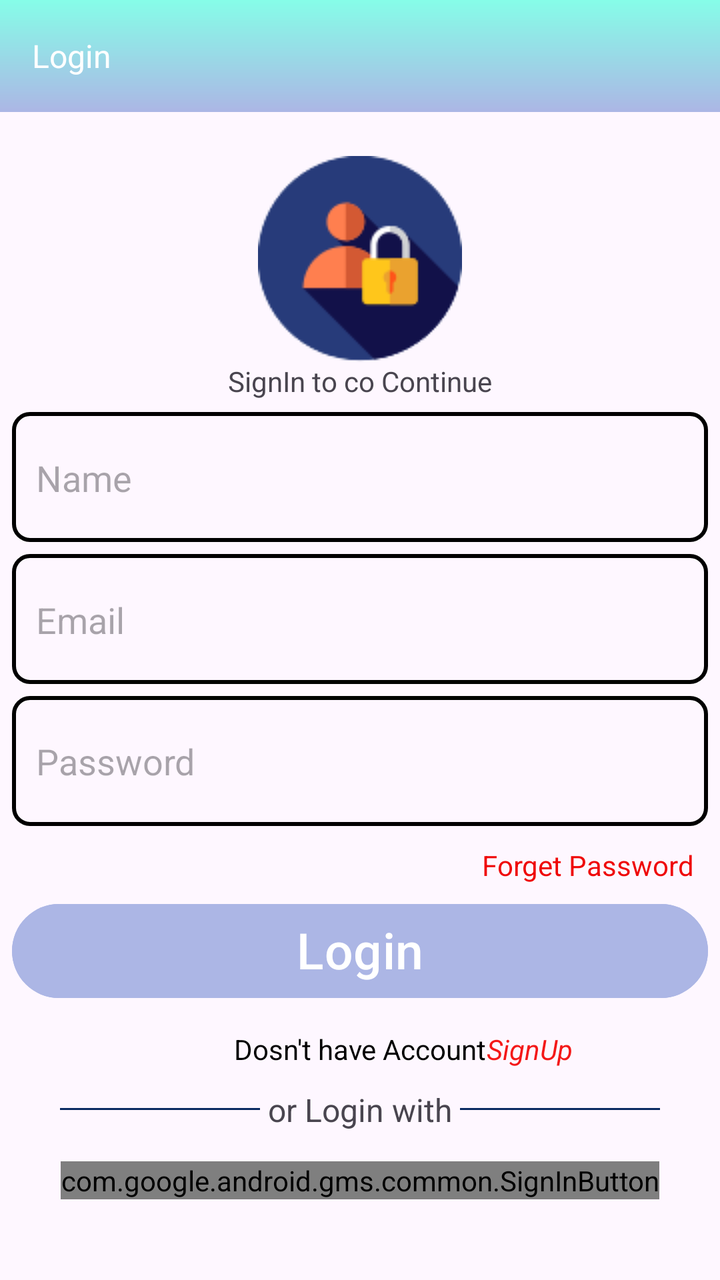
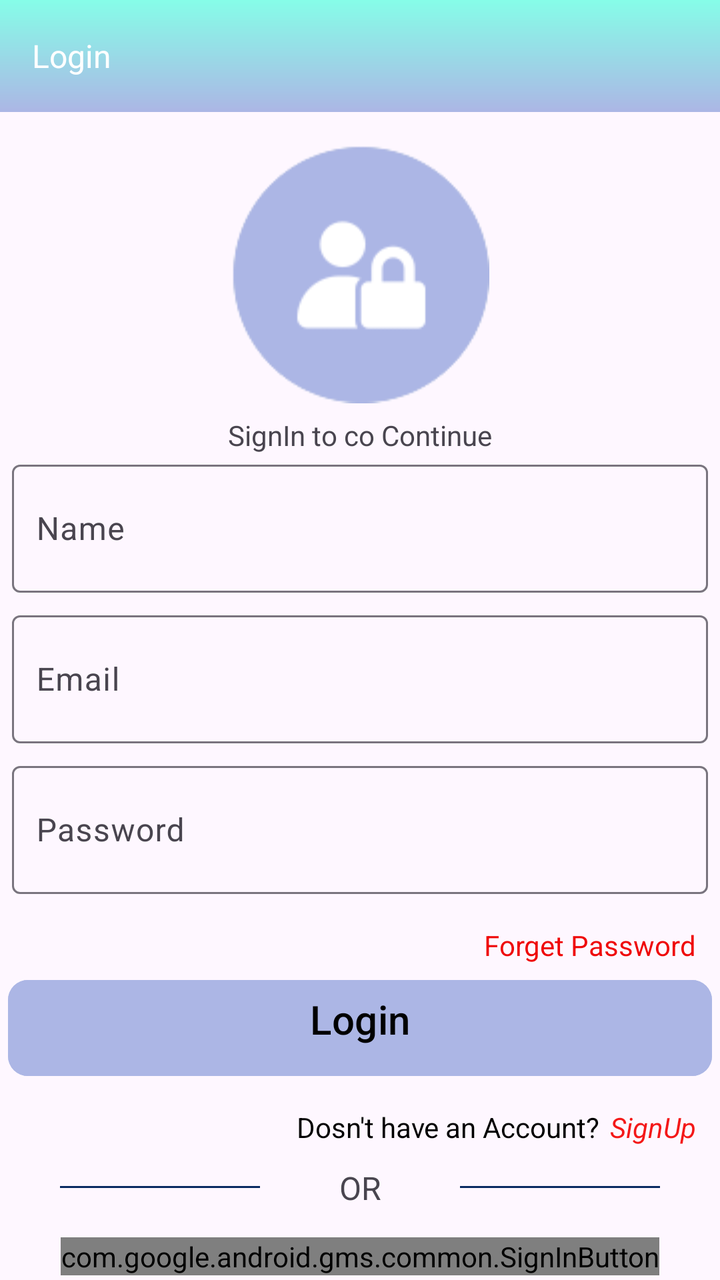

Two renders of the same Android screen: before a commit and after it. Below are the layout's source before the change and the commit's diff.
<!-- AndroidManifest.xml: application theme Theme.FinanceApp -->
<!-- res/layout/activity_login.xml -->
<ScrollView xmlns:android="http://schemas.android.com/apk/res/android"
    android:layout_width="match_parent"
    android:layout_height="match_parent"
    xmlns:app="http://schemas.android.com/apk/res-auto"
    xmlns:tools="http://schemas.android.com/tools"
    android:fillViewport="true"
    tools:context=".screens.LoginActivity">

    <androidx.constraintlayout.widget.ConstraintLayout
        android:layout_width="match_parent"
        android:layout_height="wrap_content">

        <androidx.appcompat.widget.Toolbar
            android:id="@+id/toolbar_login"
            android:layout_width="match_parent"
            android:layout_height="wrap_content"
            android:background="@drawable/gradient_bg"
            app:titleTextColor="@color/white"
            app:subtitle="@string/login"
            app:subtitleTextColor="@color/white"
            android:theme="@style/Theme.AppCompat.DayNight"
            app:layout_constraintTop_toTopOf="parent"
            app:layout_constraintBottom_toTopOf="@+id/login_text"
            app:layout_constraintEnd_toEndOf="parent"
            app:layout_constraintStart_toStartOf="parent">

        </androidx.appcompat.widget.Toolbar>

        <ImageView
            android:id="@+id/login_text"
            android:layout_width="wrap_content"
            android:layout_height="wrap_content"
            android:layout_marginTop="22dp"
            android:layout_marginBottom="10dp"
            android:src="@drawable/login_icon"
            app:layout_constraintTop_toBottomOf="@+id/toolbar_login"
            app:layout_constraintStart_toStartOf="parent"
            app:layout_constraintEnd_toEndOf="parent"
            app:layout_constraintBottom_toTopOf="@id/signInText"/>

        <TextView
            android:id="@+id/signInText"
            android:layout_width="wrap_content"
            android:layout_height="wrap_content"
            android:text="@string/sign_in_to_continue"
            app:layout_constraintTop_toBottomOf="@id/login_text"
            app:layout_constraintStart_toStartOf="parent"
            app:layout_constraintEnd_toEndOf="parent"/>

        <EditText
            android:id="@+id/user_name"
            android:layout_width="match_parent"
            android:layout_height="65dp"
            android:layout_margin="6dp"
            android:autofillHints="emailAddress"
            android:background="@drawable/line_around_buttons"
            android:hint="@string/name"
            android:inputType="textEmailAddress"
            android:padding="12dp"
            android:textColor="#000000"
            app:layout_constraintTop_toBottomOf="@id/signInText"
            app:layout_constraintLeft_toLeftOf="parent"
            app:layout_constraintRight_toRightOf="parent"/>

        <EditText
            android:id="@+id/email_edittext"
            android:layout_width="match_parent"
            android:layout_height="65dp"
            android:layout_margin="6dp"
            android:autofillHints="emailAddress"
            android:background="@drawable/line_around_buttons"
            android:hint="@string/email"
            android:inputType="textEmailAddress"
            android:padding="12dp"
            android:textColor="#000000"
            app:layout_constraintTop_toBottomOf="@id/user_name"
            app:layout_constraintLeft_toLeftOf="parent"
            app:layout_constraintRight_toRightOf="parent"/>

        <EditText
            android:id="@+id/password_edittext"
            android:layout_width="match_parent"
            android:layout_height="65dp"
            android:layout_margin="6dp"
            android:autofillHints="password"
            android:background="@drawable/line_around_buttons"
            android:hint="@string/password"
            android:inputType="textPassword"
            android:padding="12dp"
            android:textColor="#000000"
            app:layout_constraintTop_toBottomOf="@id/email_edittext"
            app:layout_constraintLeft_toLeftOf="parent"
            app:layout_constraintRight_toRightOf="parent"/>

        <TextView
            android:id="@+id/forgot_password_text"
            android:layout_width="wrap_content"
            android:layout_height="wrap_content"
            android:layout_marginEnd="13dp"
            android:text="@string/forgot_password"
            android:textColor="#EF0808"
            android:layout_marginTop="10dp"
            app:layout_constraintTop_toBottomOf="@id/password_edittext"
            app:layout_constraintRight_toRightOf="parent"/>

        <Button
            android:id="@+id/login_button"
            android:layout_width="match_parent"
            android:layout_height="55dp"
            android:textSize="25dp"
            android:layout_margin="6dp"
            android:text="@string/login"
            android:backgroundTint="#acb6e5"
            app:layout_constraintTop_toBottomOf="@id/forgot_password_text"
            app:layout_constraintLeft_toLeftOf="parent"
            app:layout_constraintRight_toRightOf="parent"/>

        <TextView
            android:id="@+id/register_text"
            android:layout_width="wrap_content"
            android:layout_height="wrap_content"
            android:layout_marginTop="12dp"
            android:backgroundTint="#161617"
            android:text="@string/doesnt_have_acccount"
            android:textColor="@color/black"
            app:layout_constraintTop_toBottomOf="@id/login_button"
            app:layout_constraintLeft_toLeftOf="parent"
            app:layout_constraintRight_toRightOf="parent"/>

        <TextView
            android:id="@+id/signUp_text"
            android:layout_width="wrap_content"
            android:layout_height="wrap_content"
            android:layout_marginTop="12dp"
            android:layout_marginEnd="58dp"
            android:text="@string/sign_up"
            android:textColor="#F41818"
            android:textSize="14sp"
            android:textStyle="italic"
            app:layout_constraintTop_toBottomOf="@id/login_button"
            app:layout_constraintLeft_toRightOf="@id/register_text"/>


        <View
            android:id="@+id/last_line_left"
            android:layout_width="100dp"
            android:layout_height="1dp"
            android:layout_marginTop="20dp"
            android:layout_marginStart="30dp"
            android:background="#092A62"
            app:layout_constraintTop_toBottomOf="@id/register_text"
            app:layout_constraintLeft_toLeftOf="parent"/>

        <TextView
            android:id="@+id/or_login_text"
            android:layout_width="wrap_content"
            android:layout_height="wrap_content"
            android:layout_marginTop="10dp"
            android:text="@string/or_login_with"
            android:textSize="16sp"
            app:layout_constraintTop_toBottomOf="@id/register_text"
            app:layout_constraintLeft_toRightOf="@id/last_line_left"
            app:layout_constraintRight_toLeftOf="@id/view_line_right"/>

        <View
            android:id="@+id/view_line_right"
            android:layout_width="100dp"
            android:layout_height="1dp"
            android:layout_marginTop="20dp"
            android:layout_marginEnd="30dp"
            android:background="#092A62"
            app:layout_constraintTop_toBottomOf="@id/register_text"
            app:layout_constraintRight_toRightOf="parent"/>

        <com.google.android.gms.common.SignInButton
            android:id="@+id/googleBtn"
            android:layout_width="wrap_content"
            android:layout_height="wrap_content"
            android:layout_marginTop="15dp"
            app:layout_constraintRight_toRightOf="parent"
            app:layout_constraintLeft_toLeftOf="parent"
            app:layout_constraintTop_toBottomOf="@id/or_login_text"/>

        <ProgressBar
            android:id="@+id/progressBar"
            android:layout_width="wrap_content"
            android:layout_height="wrap_content"
            android:layout_centerInParent="true"
            android:visibility="gone"
            app:layout_constraintTop_toTopOf="parent"
            app:layout_constraintBottom_toBottomOf="parent"
            app:layout_constraintRight_toRightOf="parent"
            app:layout_constraintLeft_toLeftOf="parent"/>
    </androidx.constraintlayout.widget.ConstraintLayout>
</ScrollView>
<!-- resources referenced by this layout -->
<resources>
  <color name="black">#FF000000</color>
  <color name="white">#FFFFFFFF</color>
  <!-- drawable gradient_bg (drawable) -->
  <?xml version="1.0" encoding="utf-8"?>
  <shape xmlns:android="http://schemas.android.com/apk/res/android">
      <gradient
          android:angle="270"
          android:endColor="#acb6e5"
          android:startColor="#86fde8"
          android:type="linear" />
  </shape>
  <!-- drawable line_around_buttons (drawable) -->
  <?xml version="1.0" encoding="utf-8"?>
  <shape xmlns:android="http://schemas.android.com/apk/res/android">
      <solid android:color="@android:color/transparent" />
  
      
      <corners android:radius="8dp" />
  
      
      <stroke
          android:width="2dp"
          android:color="@color/black" />
  </shape>
  <!-- drawable login_icon: png bitmap (drawable, 4700 bytes) -->
  <string name="doesnt_have_acccount">Dosn\'t have Account</string>
  <string name="email">Email\n</string>
  <string name="forgot_password">Forget Password</string>
  <string name="login">Login\n</string>
  <string name="name">Name\n</string>
  <string name="or_login_with">or Login with</string>
  <string name="password">Password</string>
  <string name="sign_in_to_continue">SignIn to co Continue</string>
  <string name="sign_up">SignUp</string>
  <style name="Theme.FinanceApp" parent="Base.Theme.FinanceApp" />
  <style name="Base.Theme.FinanceApp" parent="Theme.Material3.DayNight.NoActionBar">
          
          
      </style>
</resources>

<!-- the commit's change to res/layout/activity_login.xml (unified diff, before → after) -->
@@ -29,10 +29,10 @@
         <ImageView
             android:id="@+id/login_text"
             android:layout_width="wrap_content"
-            android:layout_height="wrap_content"
-            android:layout_marginTop="22dp"
-            android:layout_marginBottom="10dp"
-            android:src="@drawable/login_icon"
+            android:layout_height="@dimen/dp142"
+            android:layout_marginTop="@dimen/dp10"
+            android:layout_marginBottom="@dimen/dp10"
+            android:src="@drawable/login_pic"
             app:layout_constraintTop_toBottomOf="@+id/toolbar_login"
             app:layout_constraintStart_toStartOf="parent"
             app:layout_constraintEnd_toEndOf="parent"
@@ -47,70 +47,81 @@
             app:layout_constraintStart_toStartOf="parent"
             app:layout_constraintEnd_toEndOf="parent"/>
 
-        <EditText
+        <com.google.android.material.textfield.TextInputLayout
+            android:layout_width="match_parent"
+            android:layout_height="wrap_content"
+            android:id="@+id/textinput1"
+            app:layout_constraintTop_toBottomOf="@id/signInText"
+            app:layout_constraintRight_toRightOf="parent"
+            app:layout_constraintLeft_toLeftOf="parent">
+        <com.google.android.material.textfield.TextInputEditText
             android:id="@+id/user_name"
             android:layout_width="match_parent"
-            android:layout_height="65dp"
-            android:layout_margin="6dp"
+            android:layout_height="@dimen/dp64"
+            android:layout_margin="@dimen/dp6"
             android:autofillHints="emailAddress"
-            android:background="@drawable/line_around_buttons"
             android:hint="@string/name"
             android:inputType="textEmailAddress"
-            android:padding="12dp"
-            android:textColor="#000000"
-            app:layout_constraintTop_toBottomOf="@id/signInText"
-            app:layout_constraintLeft_toLeftOf="parent"
-            app:layout_constraintRight_toRightOf="parent"/>
-
-        <EditText
+            android:padding="@dimen/dp12"
+            android:textColor="#000000"/>
+
+        </com.google.android.material.textfield.TextInputLayout>
+
+        <com.google.android.material.textfield.TextInputLayout
+            android:layout_width="match_parent"
+            android:layout_height="wrap_content"
+            android:id="@+id/textinput2"
+            app:layout_constraintTop_toBottomOf="@id/textinput1">
+        <com.google.android.material.textfield.TextInputEditText
             android:id="@+id/email_edittext"
             android:layout_width="match_parent"
-            android:layout_height="65dp"
-            android:layout_margin="6dp"
+            android:layout_height="@dimen/dp64"
+            android:layout_margin="@dimen/dp6"
             android:autofillHints="emailAddress"
-            android:background="@drawable/line_around_buttons"
             android:hint="@string/email"
             android:inputType="textEmailAddress"
-            android:padding="12dp"
-            android:textColor="#000000"
-            app:layout_constraintTop_toBottomOf="@id/user_name"
-            app:layout_constraintLeft_toLeftOf="parent"
-            app:layout_constraintRight_toRightOf="parent"/>
-
-        <EditText
+            android:padding="@dimen/dp12"
+            android:textColor="#000000"/>
+        </com.google.android.material.textfield.TextInputLayout>
+
+        <com.google.android.material.textfield.TextInputLayout
+            android:layout_width="match_parent"
+            android:layout_height="wrap_content"
+            android:id="@+id/textinput3"
+            app:layout_constraintTop_toBottomOf="@id/textinput2">
+        <com.google.android.material.textfield.TextInputEditText
             android:id="@+id/password_edittext"
             android:layout_width="match_parent"
-            android:layout_height="65dp"
-            android:layout_margin="6dp"
+            android:layout_height="@dimen/dp64"
+            android:layout_margin="@dimen/dp6"
             android:autofillHints="password"
-            android:background="@drawable/line_around_buttons"
             android:hint="@string/password"
             android:inputType="textPassword"
-            android:padding="12dp"
-            android:textColor="#000000"
-            app:layout_constraintTop_toBottomOf="@id/email_edittext"
-            app:layout_constraintLeft_toLeftOf="parent"
-            app:layout_constraintRight_toRightOf="parent"/>
+            android:padding="@dimen/dp12"
+            android:textColor="#000000"/>
+        </com.google.android.material.textfield.TextInputLayout>
 
         <TextView
             android:id="@+id/forgot_password_text"
             android:layout_width="wrap_content"
             android:layout_height="wrap_content"
-            android:layout_marginEnd="13dp"
+            android:layout_marginEnd="@dimen/dp12"
             android:text="@string/forgot_password"
             android:textColor="#EF0808"
-            android:layout_marginTop="10dp"
-            app:layout_constraintTop_toBottomOf="@id/password_edittext"
-            app:layout_constraintRight_toRightOf="parent"/>
-
-        <Button
+            android:layout_marginTop="@dimen/dp10"
+            app:layout_constraintTop_toBottomOf="@id/textinput3"
+            app:layout_constraintRight_toRightOf="parent"/>
+
+        <com.google.android.material.button.MaterialButton
             android:id="@+id/login_button"
             android:layout_width="match_parent"
-            android:layout_height="55dp"
-            android:textSize="25dp"
-            android:layout_margin="6dp"
+            android:layout_height="@dimen/dp56"
+            android:textSize="20sp"
+            android:layout_margin="4dp"
             android:text="@string/login"
-            android:backgroundTint="#acb6e5"
+            app:cornerRadius="@dimen/dp10"
+            android:textColor="@color/black"
+            android:backgroundTint="@color/primaryColor"
             app:layout_constraintTop_toBottomOf="@id/forgot_password_text"
             app:layout_constraintLeft_toLeftOf="parent"
             app:layout_constraintRight_toRightOf="parent"/>
@@ -119,23 +130,24 @@
             android:id="@+id/register_text"
             android:layout_width="wrap_content"
             android:layout_height="wrap_content"
-            android:layout_marginTop="12dp"
+            android:layout_marginTop="@dimen/dp12"
+            android:layout_marginEnd="@dimen/dp60"
             android:backgroundTint="#161617"
             android:text="@string/doesnt_have_acccount"
             android:textColor="@color/black"
             app:layout_constraintTop_toBottomOf="@id/login_button"
-            app:layout_constraintLeft_toLeftOf="parent"
+
             app:layout_constraintRight_toRightOf="parent"/>
 
         <TextView
             android:id="@+id/signUp_text"
             android:layout_width="wrap_content"
             android:layout_height="wrap_content"
-            android:layout_marginTop="12dp"
-            android:layout_marginEnd="58dp"
+            android:layout_marginTop="@dimen/dp12"
+            android:layout_marginStart="@dimen/dp5"
             android:text="@string/sign_up"
             android:textColor="#F41818"
-            android:textSize="14sp"
+            android:textSize="@dimen/sp14"
             android:textStyle="italic"
             app:layout_constraintTop_toBottomOf="@id/login_button"
             app:layout_constraintLeft_toRightOf="@id/register_text"/>
@@ -143,10 +155,10 @@
 
         <View
             android:id="@+id/last_line_left"
-            android:layout_width="100dp"
+            android:layout_width="@dimen/dp100"
             android:layout_height="1dp"
-            android:layout_marginTop="20dp"
-            android:layout_marginStart="30dp"
+            android:layout_marginTop="@dimen/dp20"
+            android:layout_marginStart="@dimen/dp30"
             android:background="#092A62"
             app:layout_constraintTop_toBottomOf="@id/register_text"
             app:layout_constraintLeft_toLeftOf="parent"/>
@@ -155,19 +167,19 @@
             android:id="@+id/or_login_text"
             android:layout_width="wrap_content"
             android:layout_height="wrap_content"
-            android:layout_marginTop="10dp"
+            android:layout_marginTop="@dimen/dp10"
             android:text="@string/or_login_with"
-            android:textSize="16sp"
+            android:textSize="@dimen/sp16"
             app:layout_constraintTop_toBottomOf="@id/register_text"
             app:layout_constraintLeft_toRightOf="@id/last_line_left"
             app:layout_constraintRight_toLeftOf="@id/view_line_right"/>
 
         <View
             android:id="@+id/view_line_right"
-            android:layout_width="100dp"
+            android:layout_width="@dimen/dp100"
             android:layout_height="1dp"
-            android:layout_marginTop="20dp"
-            android:layout_marginEnd="30dp"
+            android:layout_marginTop="@dimen/dp20"
+            android:layout_marginEnd="@dimen/dp30"
             android:background="#092A62"
             app:layout_constraintTop_toBottomOf="@id/register_text"
             app:layout_constraintRight_toRightOf="parent"/>
@@ -176,7 +188,7 @@
             android:id="@+id/googleBtn"
             android:layout_width="wrap_content"
             android:layout_height="wrap_content"
-            android:layout_marginTop="15dp"
+            android:layout_marginTop="@dimen/dp14"
             app:layout_constraintRight_toRightOf="parent"
             app:layout_constraintLeft_toLeftOf="parent"
             app:layout_constraintTop_toBottomOf="@id/or_login_text"/>
<!-- resource entries referenced after the edit -->
@@ -1,7 +1,22 @@
 <!-- resources referenced by this layout -->
 <resources>
   <color name="black">#FF000000</color>
+  <color name="primaryColor">#acb6e5</color>
   <color name="white">#FFFFFFFF</color>
+  <dimen name="dp10">10dp</dimen>
+  <dimen name="dp100">100dp</dimen>
+  <dimen name="dp12">12dp</dimen>
+  <dimen name="dp14">14dp</dimen>
+  <dimen name="dp142">142dp</dimen>
+  <dimen name="dp20">20dp</dimen>
+  <dimen name="dp30">30dp</dimen>
+  <dimen name="dp5">5dp</dimen>
+  <dimen name="dp56">56dp</dimen>
+  <dimen name="dp6">6dp</dimen>
+  <dimen name="dp60">60dp</dimen>
+  <dimen name="dp64">64dp</dimen>
+  <dimen name="sp14">14sp</dimen>
+  <dimen name="sp16">16sp</dimen>
   <!-- drawable gradient_bg (drawable) -->
   <?xml version="1.0" encoding="utf-8"?>
   <shape xmlns:android="http://schemas.android.com/apk/res/android">
@@ -11,26 +26,13 @@
           android:startColor="#86fde8"
           android:type="linear" />
   </shape>
-  <!-- drawable line_around_buttons (drawable) -->
-  <?xml version="1.0" encoding="utf-8"?>
-  <shape xmlns:android="http://schemas.android.com/apk/res/android">
-      <solid android:color="@android:color/transparent" />
-  
-      
-      <corners android:radius="8dp" />
-  
-      
-      <stroke
-          android:width="2dp"
-          android:color="@color/black" />
-  </shape>
-  <!-- drawable login_icon: png bitmap (drawable, 4700 bytes) -->
-  <string name="doesnt_have_acccount">Dosn\'t have Account</string>
+  <!-- drawable login_pic: png bitmap (drawable, 4764 bytes) -->
+  <string name="doesnt_have_acccount">Dosn\'t have an Account?</string>
   <string name="email">Email\n</string>
   <string name="forgot_password">Forget Password</string>
   <string name="login">Login\n</string>
   <string name="name">Name\n</string>
-  <string name="or_login_with">or Login with</string>
+  <string name="or_login_with">OR</string>
   <string name="password">Password</string>
   <string name="sign_in_to_continue">SignIn to co Continue</string>
   <string name="sign_up">SignUp</string>
